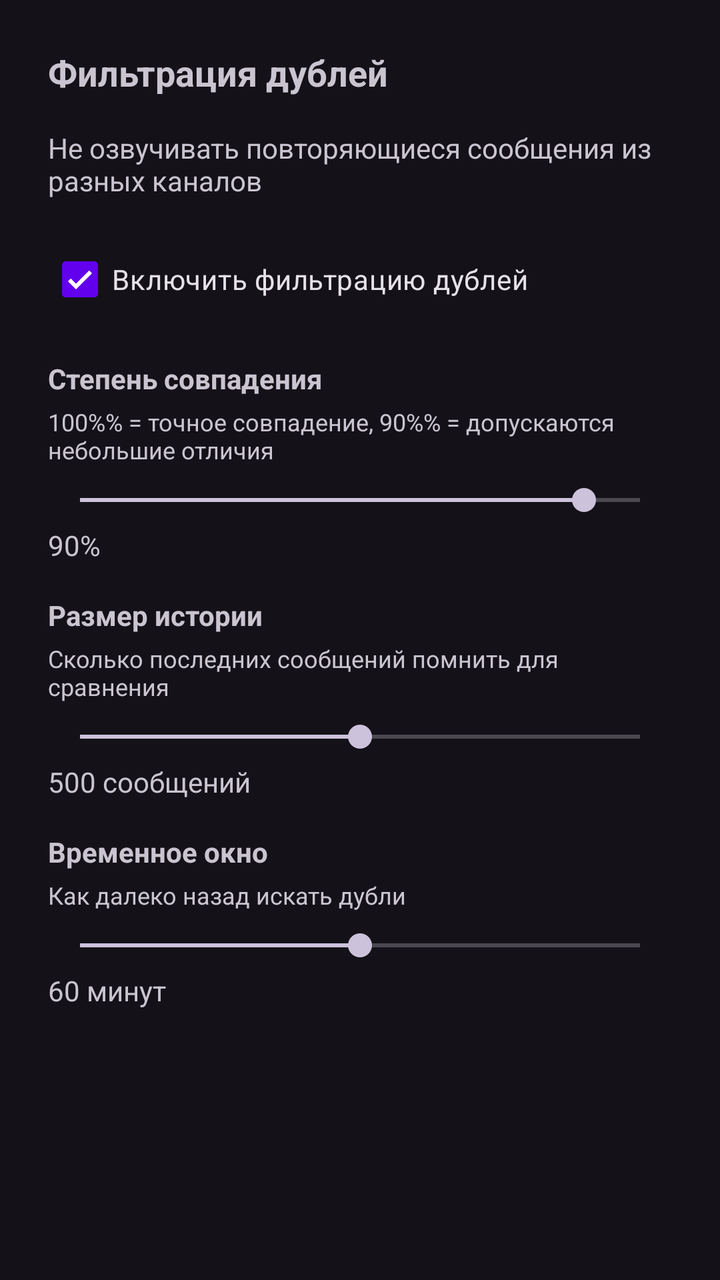
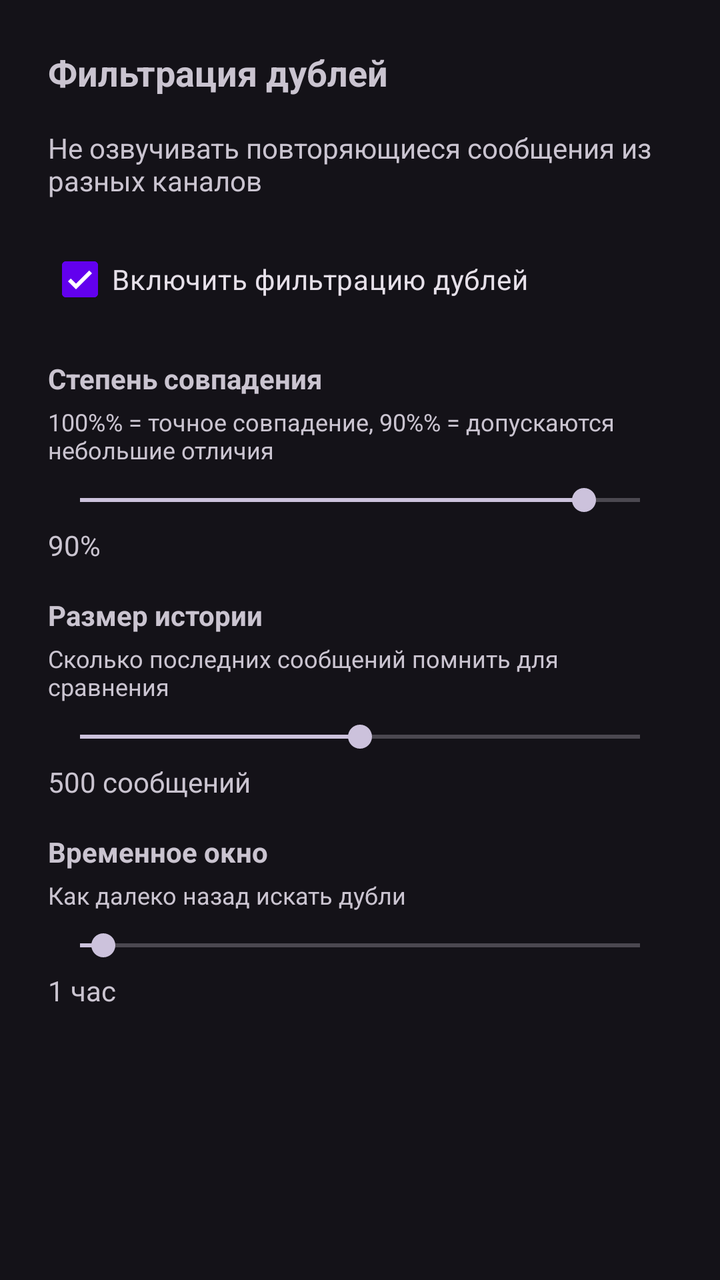

Screens rendered from an Android XML layout before and after an edit, with the pre-edit source and the edit as a unified diff.
<!-- AndroidManifest.xml: application theme Theme.TelegramNewsReader -->
<!-- res/layout/dialog_dedup_settings.xml -->
<?xml version="1.0" encoding="utf-8"?>
<LinearLayout
    xmlns:android="http://schemas.android.com/apk/res/android"
    android:layout_width="match_parent"
    android:layout_height="wrap_content"
    android:orientation="vertical"
    android:padding="24dp">

    <TextView
        android:layout_width="wrap_content"
        android:layout_height="wrap_content"
        android:text="@string/dedup_title"
        android:textSize="18sp"
        android:textStyle="bold"
        android:layout_marginBottom="16dp"/>

    <TextView
        android:layout_width="wrap_content"
        android:layout_height="wrap_content"
        android:text="@string/dedup_description"
        android:textSize="14sp"
        android:textColor="?android:textColorSecondary"
        android:layout_marginBottom="16dp"/>

    <CheckBox
        android:id="@+id/cb_dedup_enabled"
        android:layout_width="wrap_content"
        android:layout_height="wrap_content"
        android:text="@string/dedup_enable"
        android:checked="true"
        android:layout_marginBottom="16dp"/>

    <TextView
        android:layout_width="wrap_content"
        android:layout_height="wrap_content"
        android:text="@string/dedup_threshold_label"
        android:textSize="14sp"
        android:textStyle="bold"
        android:layout_marginBottom="4dp"/>

    <TextView
        android:layout_width="wrap_content"
        android:layout_height="wrap_content"
        android:text="@string/dedup_threshold_hint"
        android:textSize="12sp"
        android:textColor="?android:textColorSecondary"
        android:layout_marginBottom="8dp"/>

    <SeekBar
        android:id="@+id/sb_dedup_threshold"
        android:layout_width="match_parent"
        android:layout_height="wrap_content"
        android:max="100"
        android:progress="90"
        android:layout_marginBottom="4dp"/>

    <TextView
        android:id="@+id/tv_dedup_threshold_value"
        android:layout_width="wrap_content"
        android:layout_height="wrap_content"
        android:text="90%"
        android:textSize="14sp"
        android:layout_marginBottom="16dp"/>

    <TextView
        android:layout_width="wrap_content"
        android:layout_height="wrap_content"
        android:text="@string/dedup_history_label"
        android:textSize="14sp"
        android:textStyle="bold"
        android:layout_marginBottom="4dp"/>

    <TextView
        android:layout_width="wrap_content"
        android:layout_height="wrap_content"
        android:text="@string/dedup_history_hint"
        android:textSize="12sp"
        android:textColor="?android:textColorSecondary"
        android:layout_marginBottom="8dp"/>

    <SeekBar
        android:id="@+id/sb_dedup_history_size"
        android:layout_width="match_parent"
        android:layout_height="wrap_content"
        android:max="1000"
        android:progress="500"
        android:layout_marginBottom="4dp"/>

    <TextView
        android:id="@+id/tv_dedup_history_value"
        android:layout_width="wrap_content"
        android:layout_height="wrap_content"
        android:text="500 сообщений"
        android:textSize="14sp"
        android:layout_marginBottom="16dp"/>

    <TextView
        android:layout_width="wrap_content"
        android:layout_height="wrap_content"
        android:text="@string/dedup_time_label"
        android:textSize="14sp"
        android:textStyle="bold"
        android:layout_marginBottom="4dp"/>

    <TextView
        android:layout_width="wrap_content"
        android:layout_height="wrap_content"
        android:text="@string/dedup_time_hint"
        android:textSize="12sp"
        android:textColor="?android:textColorSecondary"
        android:layout_marginBottom="8dp"/>

    <SeekBar
        android:id="@+id/sb_dedup_time_window"
        android:layout_width="match_parent"
        android:layout_height="wrap_content"
        android:max="120"
        android:progress="60"
        android:layout_marginBottom="4dp"/>

    <TextView
        android:id="@+id/tv_dedup_time_value"
        android:layout_width="wrap_content"
        android:layout_height="wrap_content"
        android:text="60 минут"
        android:textSize="14sp"
        android:layout_marginBottom="8dp"/>

</LinearLayout>
<!-- resources referenced by this layout -->
<resources>
  <string name="dedup_description">Не озвучивать повторяющиеся сообщения из разных каналов</string>
  <string name="dedup_enable">Включить фильтрацию дублей</string>
  <string name="dedup_history_hint">Сколько последних сообщений помнить для сравнения</string>
  <string name="dedup_history_label">Размер истории</string>
  <string name="dedup_threshold_hint">100%% = точное совпадение, 90%% = допускаются небольшие отличия</string>
  <string name="dedup_threshold_label">Степень совпадения</string>
  <string name="dedup_time_hint">Как далеко назад искать дубли</string>
  <string name="dedup_time_label">Временное окно</string>
  <string name="dedup_title">Фильтрация дублей</string>
  <style name="Theme.TelegramNewsReader" parent="Theme.TelegramNewsReader.Purple" />
  <style name="Theme.TelegramNewsReader.Purple" parent="Theme.Material3.Dark.NoActionBar">
          <item name="colorPrimary">@color/purple_500</item>
          <item name="colorPrimaryVariant">@color/purple_700</item>
          <item name="colorOnPrimary">@color/white</item>
          <item name="android:statusBarColor">?attr/colorPrimaryVariant</item>
          <item name="actionBarStyle">@style/CustomActionBarStyle</item>
      </style>
  <color name="purple_500">#FF6200EE</color>
  <color name="purple_700">#FF3700B3</color>
  <color name="white">#FFFFFFFF</color>
  <style name="CustomActionBarStyle" parent="Widget.Material3.ActionBar.Solid">
          <item name="titleTextStyle">@style/CustomActionBarTitle</item>
          <item name="android:titleTextStyle">@style/CustomActionBarTitle</item>
      </style>
  <style name="CustomActionBarTitle" parent="TextAppearance.Material3.ActionBar.Title">
          <item name="android:textSize">18sp</item>
          <item name="android:textStyle">bold</item>
          <item name="android:textColor">@color/white</item>
          <item name="android:gravity">center</item>
          <item name="android:layout_gravity">center</item>
      </style>
</resources>

<!-- the commit's change to res/layout/dialog_dedup_settings.xml (unified diff, before → after) -->
@@ -114,15 +114,15 @@
         android:id="@+id/sb_dedup_time_window"
         android:layout_width="match_parent"
         android:layout_height="wrap_content"
-        android:max="120"
-        android:progress="60"
+        android:max="24"
+        android:progress="1"
         android:layout_marginBottom="4dp"/>
 
     <TextView
         android:id="@+id/tv_dedup_time_value"
         android:layout_width="wrap_content"
         android:layout_height="wrap_content"
-        android:text="60 минут"
+        android:text="1 час"
         android:textSize="14sp"
         android:layout_marginBottom="8dp"/>
 
